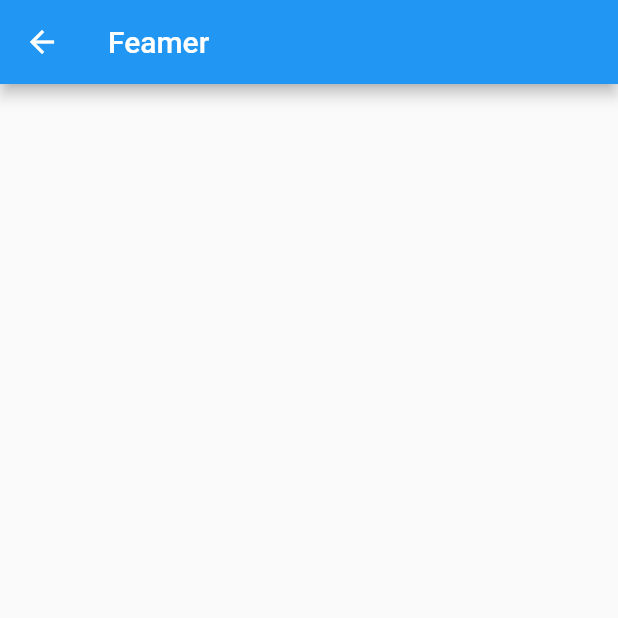
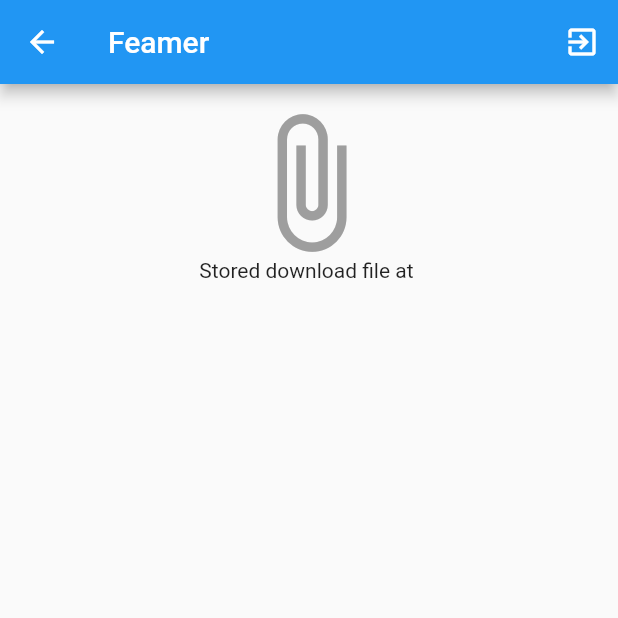
Before and after one commit to feamer/mobile, a Flutter app: the HomeScreen screen opened by its route, on a phone screen of 412 x 824 dp, the top half of it. Run offline on Flutter 3.47's test engine with Material 2 defaults, Android fonts, the phone set to English and light mode, and no system bars; our stand-ins replace sqflite; missing offline and left inert: scheduled_notifications; accounts and stored records are empty.

Commit message:
feat(final): Reached final form

```diff
--- a/lib/models/user.dart
+++ b/lib/models/user.dart
@@ -4,6 +4,12 @@ class User {
   String _token;
 
   User(this._username, this._password, this._token);
+
+  User.map(Map<String, dynamic> user) {
+   this._username = user["username"];
+   this._password = user["password"];
+   this._token = user["token"];
+  }
 
   String get username => _username;
   String get password => _password;
--- a/lib/screens/home/home_screen.dart
+++ b/lib/screens/home/home_screen.dart
@@ -2,7 +2,6 @@ import 'dart:io';
 
 import 'package:flutter/material.dart';
 import 'package:flutter/services.dart';
-
 import 'package:mobile/screens/home/home_screen_presenter.dart';
 
 class HomeScreen extends StatefulWidget {
@@ -13,6 +12,8 @@ class HomeScreen extends StatefulWidget {
 class HomeState extends State<HomeScreen> implements HomeScreenContract {
   static const platform = const MethodChannel('app.channel.shared.data');
   File fileShared;
+  bool uploadSuccessful;
+  String downloadedFile = "";
 
   final scaffoldKey = new GlobalKey<ScaffoldState>();
 
@@ -25,19 +26,46 @@ class HomeState extends State<HomeScreen> implements HomeScreenContract {
   @override
   void initState() {
     super.initState();
+    uploadSuccessful = false;
     getSharedFile();
   }
 
   @override
   Widget build(BuildContext context) {
     return new Scaffold(
-      appBar: new AppBar(
-        title: new Text("Feamer"),
-      ),
-      body: new Center(
-        child: new Text(fileShared != null ? fileShared.path : ""),
-      ),
-    );
+        appBar: new AppBar(
+          title: new Text("Feamer"),
+          actions: [
+            new IconButton(
+                icon: new Icon(Icons.exit_to_app), onPressed: () => logout())
+          ],
+        ),
+        body: new Column(children: [
+          new Center(
+            child: uploadSuccessful
+                ? new Container(
+                    child: new Column(
+                    crossAxisAlignment: CrossAxisAlignment.center,
+                    children: [
+                      new Icon(Icons.check,
+                          color: Colors.green[500], size: 100.0),
+                      new Text("Successful uploaded!!"),
+                    ],
+                  ))
+                : fileShared != null
+                    ? new CircularProgressIndicator()
+                    : new Text(""),
+          ),
+          new Center(
+              child: new Container(
+                  child: new Column(
+                      crossAxisAlignment: CrossAxisAlignment.center,
+                      children: [
+                new Icon(Icons.attach_file,
+                    color: Colors.grey[500], size: 100.0),
+                new Text("Stored download file at $downloadedFile"),
+              ])))
+        ]));
   }
 
   getSharedFile() async {
@@ -45,9 +73,15 @@ class HomeState extends State<HomeScreen> implements HomeScreenContract {
     if (sharedFilePath != null) {
       setState(() {
         fileShared = new File(sharedFilePath);
+        uploadSuccessful = false;
       });
       _presenter.doUpload(fileShared);
     }
+  }
+
+  logout() async {
+    _presenter.logout();
+    Navigator.of(context).pushNamed("/login");
   }
 
   @override
@@ -58,5 +92,16 @@ class HomeState extends State<HomeScreen> implements HomeScreenContract {
   @override
   onUploadSuccess(String uuid) {
     print(uuid);
+    setState(() {
+      uploadSuccessful = true;
+    });
+  }
+
+  @override
+  onDownloadReceived(File file) {
+    print("Downloaded File");
+    setState(() {
+      downloadedFile = file.path;
+    });
   }
 }
--- a/lib/screens/home/home_screen_presenter.dart
+++ b/lib/screens/home/home_screen_presenter.dart
@@ -1,21 +1,73 @@
+import 'dart:convert';
 import 'dart:io';
 
+import 'package:flutter/services.dart';
+import 'package:mobile/data/database_helper.dart';
 import 'package:mobile/data/rest_ds.dart';
+import 'package:scheduled_notifications/scheduled_notifications.dart';
+import 'package:web_socket_channel/io.dart';
+import 'package:path_provider/path_provider.dart';
 
 abstract class HomeScreenContract {
   onUploadSuccess(String uuid);
+
   onUploadFailure(String error);
+
+  onDownloadReceived(File file);
 }
 
 class HomeScreenPresenter {
   HomeScreenContract _view;
   var api = new RestDatasource();
+  var db = new DatabaseHelper();
+  IOWebSocketChannel connection;
+  static const platform = const MethodChannel('app.channel.shared.data');
 
-  HomeScreenPresenter(this._view);
+  HomeScreenPresenter(this._view) {
+    startWebSocket();
+  }
 
   doUpload(File file) {
     api.upload(file).then((uuid) {
       _view.onUploadSuccess(uuid);
     }).catchError((Exception error) => _view.onUploadFailure(error.toString()));
   }
+
+  startWebSocket() async {
+    var token = await db.selectToken();
+
+    print(token);
+
+    connection = new IOWebSocketChannel.connect("ws://51.144.0.67:80/ws",
+        headers: {"Authorization": token});
+
+    connection.stream.listen((res) {
+      _showNotification(json.decode(res));
+    }, onError: (error) => print(error.toString()));
+  }
+
+  _showNotification(dynamic data) async {
+    print(data);
+    var name = data["name"];
+    await ScheduledNotifications.scheduleNotification(
+        new DateTime.now().millisecondsSinceEpoch,
+        "",
+        "Received File!!",
+        name);
+
+    await downloadFile(data);
+  }
+
+  downloadFile(dynamic data) async {
+    final dir = (await getExternalStorageDirectory()).path + "/Download/${data["name"]}";
+    var file = new File(dir);
+    var bytes = await api.download(data["endpoint"]);
+    await file.writeAsBytes(bytes);
+
+    _view.onDownloadReceived(file);
+  }
+
+  logout() {
+    db.deleteUsers();
+  }
 }
```
Also changed, not shown: lib/auth.dart (+6 -1 lines), lib/data/database_helper.dart (+7 -0 lines), lib/data/rest_ds.dart (+20 -0 lines), lib/screens/login/login_screen.dart (+8 -7 lines), lib/utils/network_util.dart (+12 -1 lines), pubspec.yaml (+7 -3 lines), images/feamer_logo.png (added), 5 other files.
